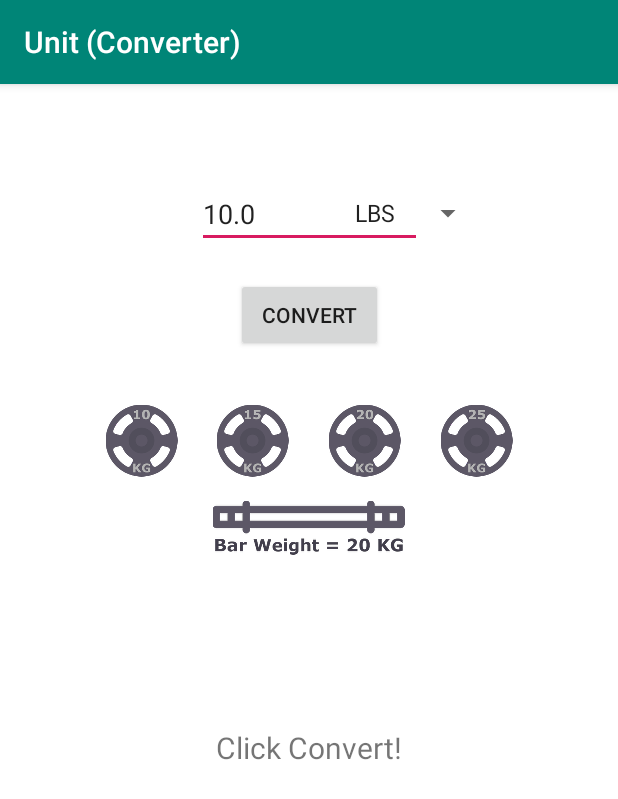
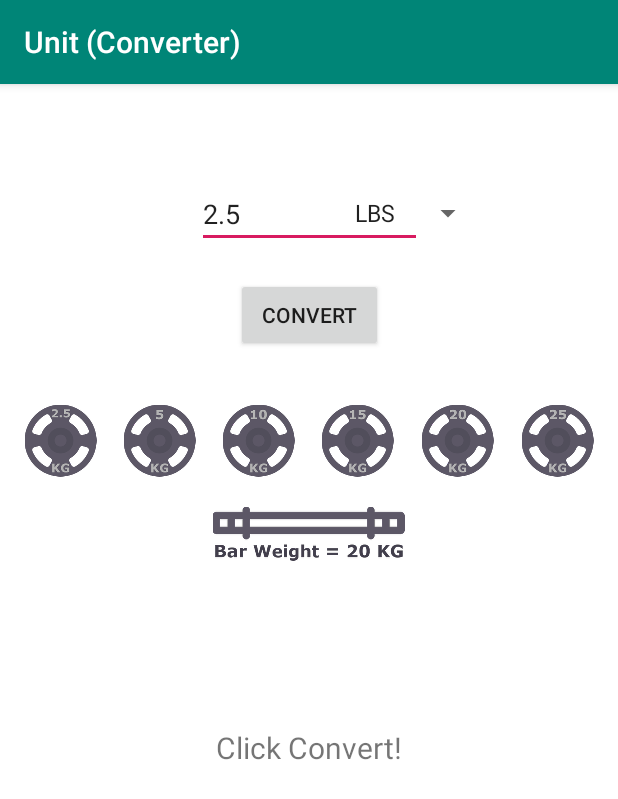
Before and after one commit to minchanhan/Gym-Weight-Converter, an Android app: the screen it shows after launch (MainActivity), after a tap on "Adds Value to number to be converted (To", on a phone screen of 412 x 824 dp. Shown: the top 799 px of the screen. Run offline under Robolectric (Android 15) with nearby library versions, the phone set to English and light mode, and no system bars.

Commit message:
Added two more plates, changed layout (kg) name

```diff
--- a/app/src/main/java/com/example/unitconverter/MainActivity.java
+++ b/app/src/main/java/com/example/unitconverter/MainActivity.java
@@ -39,6 +39,8 @@ public class MainActivity extends AppCompatActivity implements AdapterView.OnIte
 
         Button btnConvert = findViewById(R.id.btnConvert);
 
+        ImageButton kg2_5Btn = findViewById(R.id.kg2_5Btn);
+        ImageButton kg5Btn = findViewById(R.id.kg5Btn);
         ImageButton kg10Btn = findViewById(R.id.kg10Btn);
         ImageButton kg15Btn = findViewById(R.id.kg15Btn);
         ImageButton kg20Btn = findViewById(R.id.kg20Btn);
@@ -49,6 +51,8 @@ public class MainActivity extends AppCompatActivity implements AdapterView.OnIte
         btnConvert.setOnClickListener(this);
 
         // Plate Increment
+        kg2_5Btn.setOnClickListener(this);
+        kg5Btn.setOnClickListener(this);
         kg10Btn.setOnClickListener(this);
         kg15Btn.setOnClickListener(this);
         kg20Btn.setOnClickListener(this);
@@ -150,6 +154,16 @@ public class MainActivity extends AppCompatActivity implements AdapterView.OnIte
                 }
                 inputWeight.onEditorAction(EditorInfo.IME_ACTION_DONE); // When convert is pressed, lower keyboard
                 break;
+            case R.id.kg2_5Btn:
+                input += 2.5f; // Add to existing input number value, then convert to string and place in edit text
+                inputStr = Float.toString(input);
+                inputWeight.setText(inputStr);
+                break;
+            case R.id.kg5Btn:
+                input += 5.0f; // Add to existing input number value, then convert to string and place in edit text
+                inputStr = Float.toString(input);
+                inputWeight.setText(inputStr);
+                break;
             case R.id.kg10Btn:
                 input += 10.0f; // Add to existing input number value, then convert to string and place in edit text
                 inputStr = Float.toString(input);
--- a/app/src/main/res/layout/activity_main.xml
+++ b/app/src/main/res/layout/activity_main.xml
@@ -68,18 +68,36 @@
         app:layout_constraintTop_toBottomOf="@+id/txtDisplayAnswer" />
 
     <LinearLayout
-        android:id="@+id/linearLayout2"
-        android:layout_width="298dp"
-        android:layout_height="54dp"
-        android:layout_marginStart="10dp"
-        android:layout_marginLeft="10dp"
+        android:id="@+id/linearLayoutKG"
+        android:layout_width="398dp"
+        android:layout_height="58dp"
+        android:layout_marginStart="5dp"
+        android:layout_marginLeft="5dp"
         android:layout_marginTop="35dp"
-        android:layout_marginEnd="10dp"
-        android:layout_marginRight="10dp"
+        android:layout_marginEnd="5dp"
+        android:layout_marginRight="5dp"
         android:orientation="horizontal"
         app:layout_constraintEnd_toEndOf="parent"
         app:layout_constraintStart_toStartOf="parent"
         app:layout_constraintTop_toBottomOf="@+id/btnConvert">
+
+        <ImageButton
+            android:id="@+id/kg2_5Btn"
+            android:layout_width="wrap_content"
+            android:layout_height="wrap_content"
+            android:layout_weight="1"
+            android:background="@android:color/white"
+            android:contentDescription="@string/AddsValue"
+            app:srcCompat="@drawable/kg2_5" />
+
+        <ImageButton
+            android:id="@+id/kg5Btn"
+            android:layout_width="wrap_content"
+            android:layout_height="wrap_content"
+            android:layout_weight="1"
+            android:background="@android:color/white"
+            android:contentDescription="@string/AddsValue"
+            app:srcCompat="@drawable/kg5" />
 
         <ImageButton
             android:id="@+id/kg10Btn"
@@ -116,6 +134,7 @@
             android:background="@android:color/white"
             android:contentDescription="@string/AddsValue"
             app:srcCompat="@drawable/kg25" />
+
     </LinearLayout>
 
     <ImageButton
@@ -127,7 +146,7 @@
         android:contentDescription="@string/AddsValue"
         app:layout_constraintEnd_toEndOf="parent"
         app:layout_constraintStart_toStartOf="parent"
-        app:layout_constraintTop_toBottomOf="@+id/linearLayout2"
+        app:layout_constraintTop_toBottomOf="@+id/linearLayoutKG"
         app:srcCompat="@drawable/barbellkg_og" />
 
 </androidx.constraintlayout.widget.ConstraintLayout>
```
